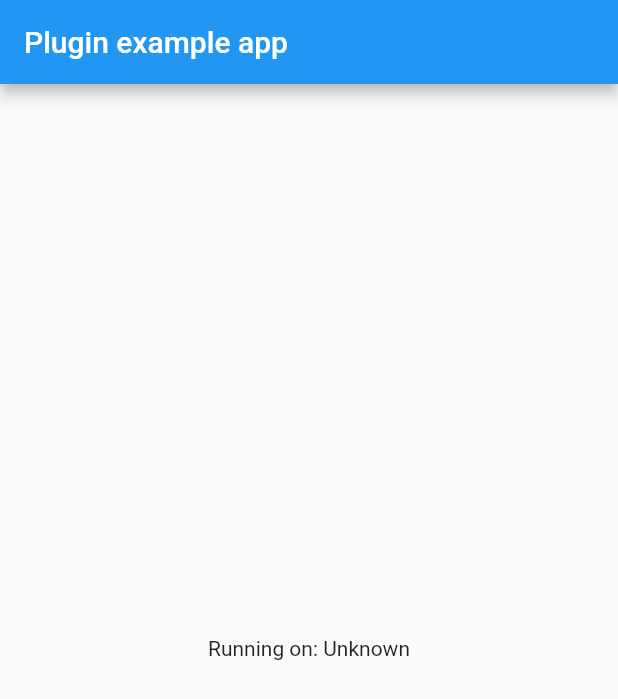
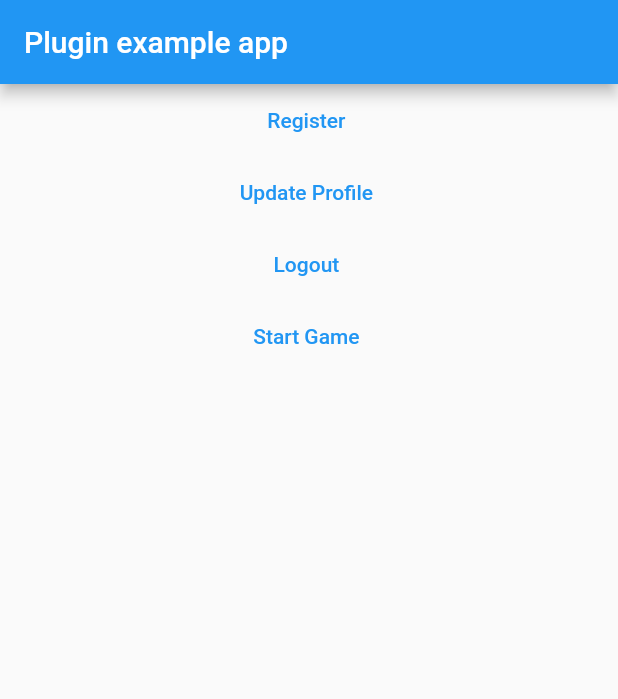
Before and after one commit to dashxhq/dashx-flutter, a Flutter app: the screen it shows after launch, on a phone screen of 412 x 824 dp. Shown: the top 699 px of the screen. Run offline on Flutter 3.47's test engine with Material 2 defaults, Android fonts, the phone set to English and light mode, and no system bars; our stand-ins replace plugin_platform_interface.

Commit message:
example app to respond.

```diff
--- a/example/lib/main.dart
+++ b/example/lib/main.dart
@@ -1,10 +1,10 @@
+import 'package:dashx_flutter/dashx_flutter.dart';
 import 'package:flutter/material.dart';
 import 'dart:async';
 
 import 'package:flutter/services.dart';
-import 'package:dashx_flutter/dashx_flutter.dart';
 
-void main() {
+void main() async {
   runApp(const MyApp());
 }
 
@@ -16,8 +16,13 @@ class MyApp extends StatefulWidget {
 }
 
 class _MyAppState extends State<MyApp> {
-  String _platformVersion = 'Unknown';
-  final _dashxFlutterPlugin = DashxFlutter();
+  String message = 'Unknown';
+  DashXPlugin dashxFlutterPlugin = DashXPlugin();
+  DashX dx = DashX(
+    publicKey: '',
+    baseUri: '',
+    targetEnvironment: '',
+  );
 
   @override
   void initState() {
@@ -27,14 +32,13 @@ class _MyAppState extends State<MyApp> {
 
   // Platform messages are asynchronous, so we initialize in an async method.
   Future<void> initPlatformState() async {
-    String platformVersion;
     // Platform messages may fail, so we use a try/catch PlatformException.
     // We also handle the message potentially returning null.
+    dashxFlutterPlugin;
     try {
-      platformVersion = await _dashxFlutterPlugin.getPlatformVersion() ??
-          'Unknown platform version';
+      debugPrint('here in _dashxFlutterPlugin app call');
     } on PlatformException {
-      platformVersion = 'Failed to get platform version.';
+      message = 'Failed to get platform version.';
     }
 
     // If the widget was removed from the tree while the asynchronous platform
@@ -42,20 +46,29 @@ class _MyAppState extends State<MyApp> {
     // setState to update our non-existent appearance.
     if (!mounted) return;
 
-    setState(() {
-      _platformVersion = platformVersion;
-    });
+    setState(() {});
   }
 
   @override
   Widget build(BuildContext context) {
     return MaterialApp(
-      home: Scaffold(
-        appBar: AppBar(
-          title: const Text('Plugin example app'),
-        ),
-        body: Center(child: Text('Running on: $_platformVersion\n')),
+        home: Scaffold(
+      appBar: AppBar(
+        title: const Text('Plugin example app'),
       ),
-    );
+      body: Center(
+          child: Column(
+        children: [
+          TextButton(
+              onPressed: () {
+                dx.identify();
+              },
+              child: const Text("Register ")),
+          TextButton(onPressed: () {}, child: const Text("Update Profile ")),
+          TextButton(onPressed: () {}, child: const Text("Logout ")),
+          TextButton(onPressed: () {}, child: const Text("Start Game "))
+        ],
+      )),
+    ));
   }
 }
--- a/lib/dashx_flutter.dart
+++ b/lib/dashx_flutter.dart
@@ -20,7 +20,7 @@ class DashX {
   }
 
   Future<void> identify() async {
-    print('inside identify');
+    print(baseUri);
   }
 
   Future<void> update() async {}
```
